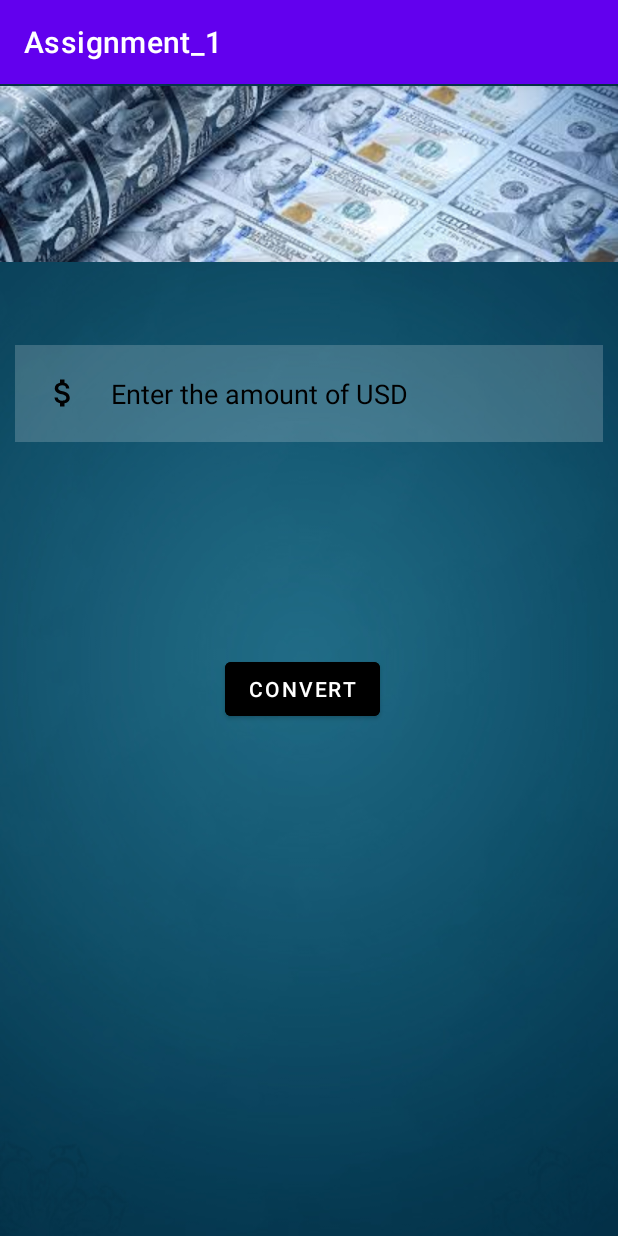
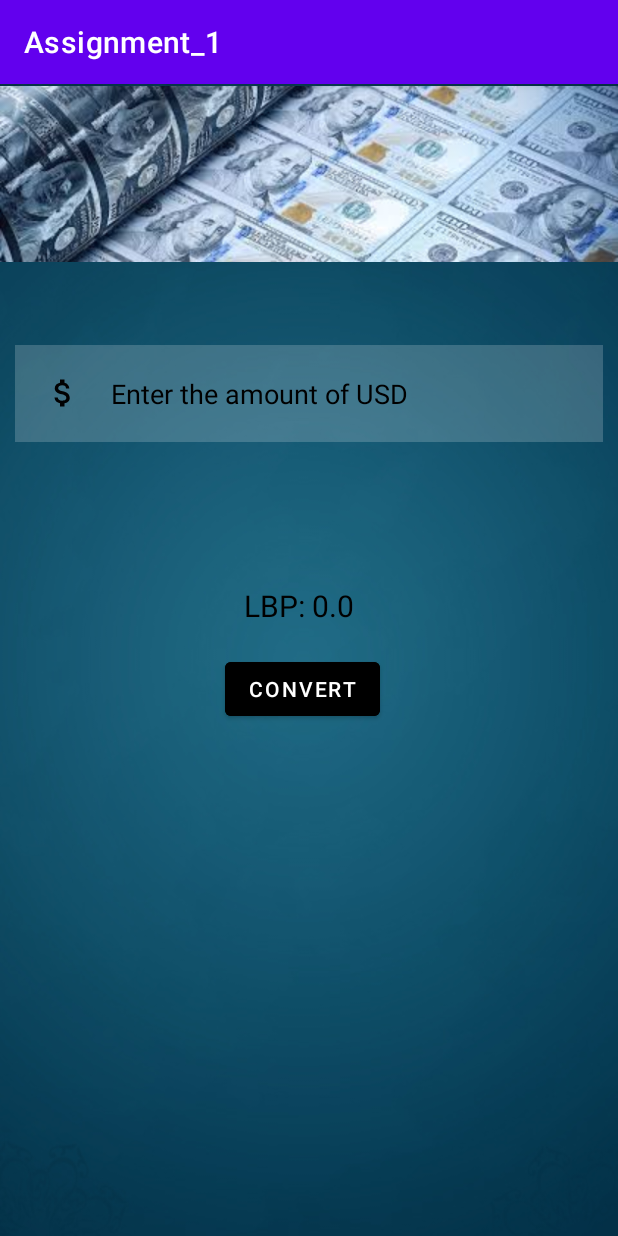
Before and after one commit to MichelAD1/Assignment1-Mobile, an Android app: the USDConverterActivity screen opened directly, with no data from a screen before it, after a tap on "CONVERT", on a phone screen of 412 x 824 dp. Run offline under Robolectric (Android 15) with nearby library versions, the light colour scheme and no system bars; Roboto replaces fonts that are not available here; 1 statement that could not run was skipped.

Commit message:
Changed the output to textview for usd to lbp convert

```diff
--- a/app/src/main/java/com/example/assignment_1/USDConverterActivity.java
+++ b/app/src/main/java/com/example/assignment_1/USDConverterActivity.java
@@ -6,14 +6,16 @@ import android.content.Intent;
 import android.os.Bundle;
 import android.view.View;
 import android.widget.EditText;
+import android.widget.TextView;
 import android.widget.Toast;
 
 public class USDConverterActivity extends AppCompatActivity {
-
+    TextView lbp_f_amount;
     @Override
     protected void onCreate(Bundle savedInstanceState) {
         super.onCreate(savedInstanceState);
         setContentView(R.layout.activity_usdconverter);
+        lbp_f_amount=(TextView) findViewById(R.id.lbp_amount);
     }
     public void convertUSD(View v){
         double lbp_final=0;
@@ -21,6 +23,7 @@ public class USDConverterActivity extends AppCompatActivity {
         String usd_val=usd.getText().toString();
         double usd_final=Double.parseDouble(usd_val);
         lbp_final=usd_final*40000;
-        Toast.makeText(this, "LBP: "+lbp_final, Toast.LENGTH_LONG).show();
+        lbp_f_amount.setText("LBP: "+lbp_final);
+
     }
 }
--- a/app/src/main/res/layout/activity_usdconverter.xml
+++ b/app/src/main/res/layout/activity_usdconverter.xml
@@ -56,4 +56,17 @@
         app:layout_constraintStart_toStartOf="parent"
         app:layout_constraintTop_toBottomOf="@+id/usd" />
 
+    <TextView
+        android:id="@+id/lbp_amount"
+        android:layout_width="wrap_content"
+        android:layout_height="wrap_content"
+        android:layout_marginStart="176dp"
+        android:layout_marginEnd="190dp"
+        android:layout_marginBottom="18dp"
+        android:textColor="@color/black"
+        android:textSize="20sp"
+        app:layout_constraintBottom_toTopOf="@+id/button2"
+        app:layout_constraintEnd_toEndOf="parent"
+        app:layout_constraintStart_toStartOf="parent" />
+
 </androidx.constraintlayout.widget.ConstraintLayout>
```
